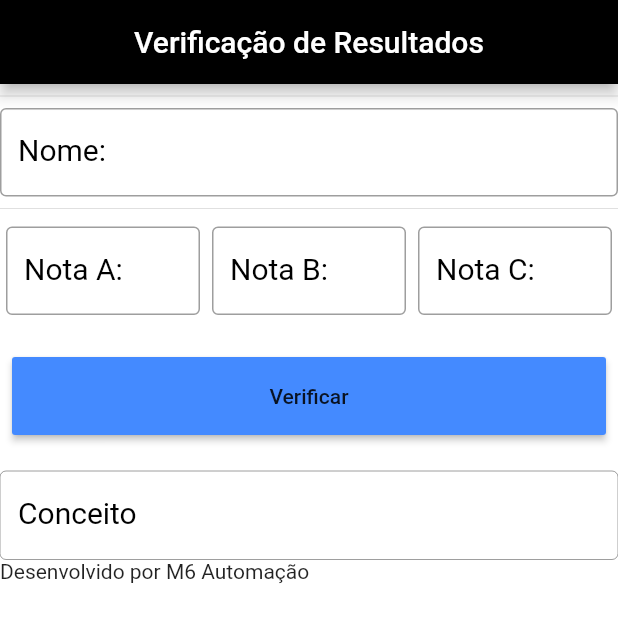
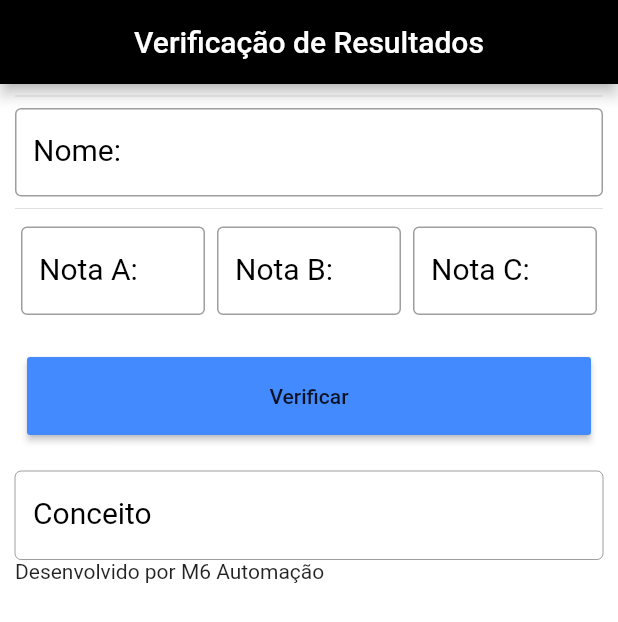
Before and after one commit to ricardom6/conceitoestudantil, a Flutter app: the screen it shows after launch, on a phone screen of 412 x 824 dp. Shown: the top 622 px of the screen. Run offline on Flutter 3.47's test engine with Material 2 defaults, Android fonts, the phone set to English and light mode, and no system bars.

Commit message:
padding e comentario

```diff
--- a/lib/main.dart
+++ b/lib/main.dart
@@ -210,17 +210,18 @@ class _HomeState extends State<Home> {
       ],
     );
 
-    Form form = Form(
+        Form form = Form(
       child: column,
       key: _formKey,
     );
 
     SingleChildScrollView singleChildScrollView = SingleChildScrollView(
-      child: Column(crossAxisAlignment: CrossAxisAlignment.stretch,
-        children: <Widget>[
-        form,
-        //padding: EdgeInsets.fromLTRB(10, 0, 10, 50),
-          Text ("Desenvolvido por M6 Automação")
+        padding: EdgeInsets.fromLTRB(10, 0, 10, 50),
+        child: Column(crossAxisAlignment: CrossAxisAlignment.stretch,
+          children: <Widget>[
+            form,
+
+             Text ("Desenvolvido por M6 Automação")
         ])
     );
     //Container containerColuna =
```
